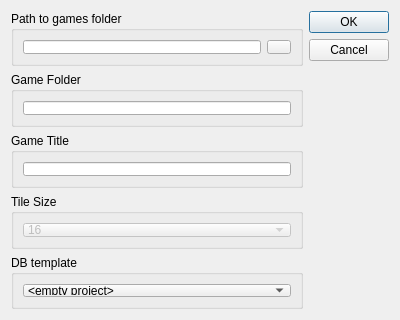
First picture: the form in src/dialognewproject.ui, repository EasyRPG/Editor, before the edit.
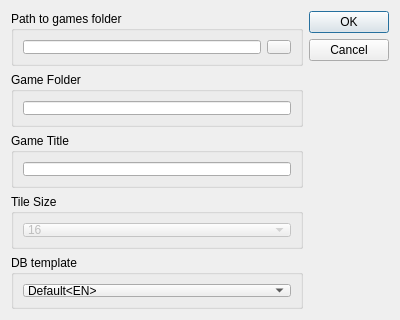
Second picture: the form after the edit. Icons and pictures are not drawn.

```diff
--- a/src/dialognewproject.ui
+++ b/src/dialognewproject.ui
@@ -120,7 +120,7 @@
          <widget class="QComboBox" name="comboDbTemplate">
           <item>
            <property name="text">
-            <string>&lt;empty project&gt;</string>
+            <string>Default&lt;EN&gt;</string>
            </property>
           </item>
          </widget>
```
